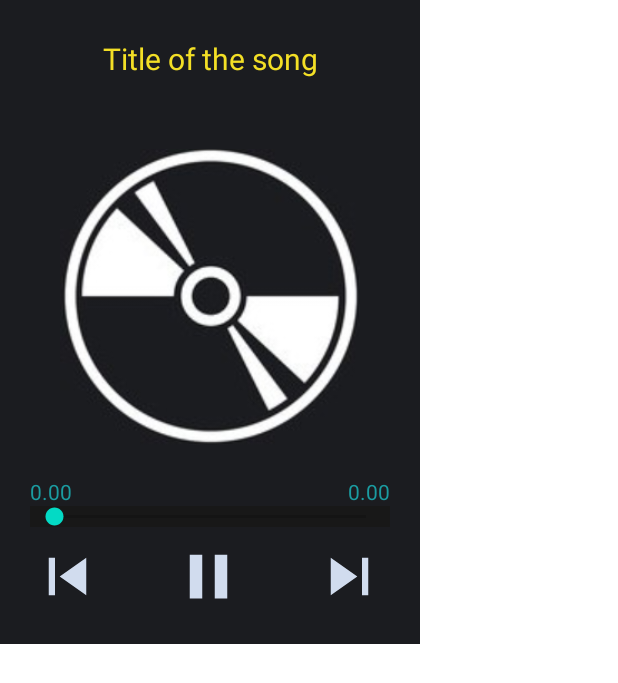
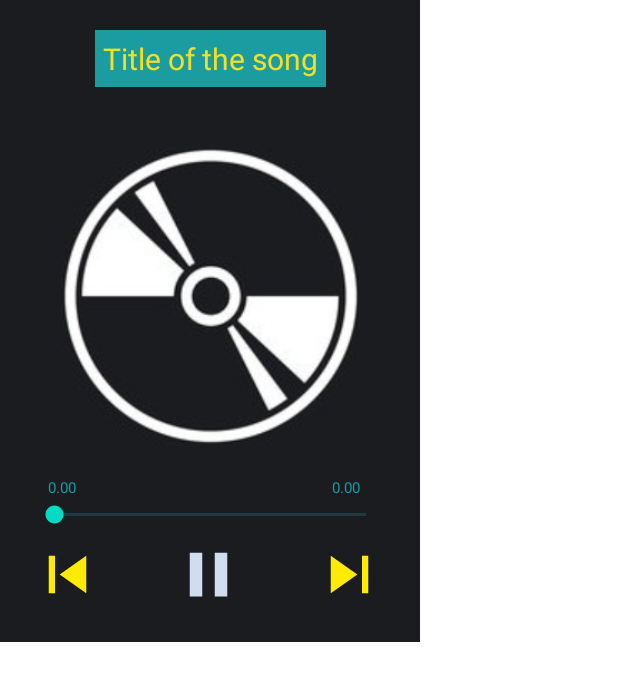
Before and after one commit to LCB2021029-Badri/sensory-music, an Android app: the layout activity_music_player.xml on its own in the app's theme, with its tools: preview values and no code run, on a phone screen of 412 x 824 dp. Shown: the top 683 px of the screen. Run offline under Robolectric (Android 15) with nearby library versions, the phone set to English and light mode, and no system bars.

Commit message:
UI perfect

```diff
--- a/app/src/main/res/drawable/icon_next.xml
+++ b/app/src/main/res/drawable/icon_next.xml
@@ -1,4 +1,4 @@
-<vector android:height="24dp" android:tint="#D1DCEE"
+<vector android:height="24dp" android:tint="#FFEA02"
     android:viewportHeight="24" android:viewportWidth="24"
     android:width="24dp" xmlns:android="http://schemas.android.com/apk/res/android">
     <path android:fillColor="@android:color/white" android:pathData="M6,18l8.5,-6L6,6v12zM16,6v12h2V6h-2z"/>
--- a/app/src/main/res/drawable/icon_previous.xml
+++ b/app/src/main/res/drawable/icon_previous.xml
@@ -1,4 +1,4 @@
-<vector android:height="24dp" android:tint="#D1DCEE"
+<vector android:height="24dp" android:tint="#FFEA02"
     android:viewportHeight="24" android:viewportWidth="24"
     android:width="24dp" xmlns:android="http://schemas.android.com/apk/res/android">
     <path android:fillColor="@android:color/white" android:pathData="M6,6h2v12L6,18zM9.5,12l8.5,6L18,6z"/>
--- a/app/src/main/res/layout/activity_main.xml
+++ b/app/src/main/res/layout/activity_main.xml
@@ -10,13 +10,13 @@
 
     <TextView
         android:id="@+id/songs_text"
-        android:layout_width="wrap_content"
+        android:layout_width="match_parent"
         android:layout_height="wrap_content"
         android:textColor="@color/skin"
         android:text="SENSOR  MUSIC  : "
         android:layout_marginStart="5dp"
         android:layout_marginTop="5dp"
-        android:background="@color/blood"
+        android:background="@color/mainSkin"
         android:textSize="24dp"
         android:textStyle="bold"
         android:layout_alignParentLeft="true"
--- a/app/src/main/res/layout/activity_music_player.xml
+++ b/app/src/main/res/layout/activity_music_player.xml
@@ -16,6 +16,7 @@
         android:padding="5dp"
         android:singleLine="true"
         android:text="Title of the song"
+        android:background="@color/mainSkin"
         android:textColor="@color/skin"
         android:textSize="20sp"
         app:layout_constraintEnd_toEndOf="parent"
@@ -40,10 +41,11 @@
         android:id="@+id/seek_bar"
         android:layout_width="240dp"
         android:layout_height="14dp"
-        android:background="@color/greyfg"
-        android:backgroundTint="@color/greybg"
+        android:layout_marginTop="4dp"
+        android:progressTint="@color/skin"
+        android:progressBackgroundTint="@color/mainSkin"
         app:layout_constraintEnd_toEndOf="@+id/total_time"
-        app:layout_constraintHorizontal_bias="0.0"
+        app:layout_constraintHorizontal_bias="0.375"
         app:layout_constraintStart_toStartOf="@+id/current_time"
         app:layout_constraintTop_toBottomOf="@+id/current_time" />
 
@@ -51,8 +53,10 @@
         android:id="@+id/current_time"
         android:layout_width="wrap_content"
         android:layout_height="wrap_content"
+        android:layout_marginStart="12dp"
         android:text="0.00"
         android:textColor="@color/mainSkin"
+        android:textSize="10sp"
         app:layout_constraintStart_toStartOf="@+id/music_icon_big"
         app:layout_constraintTop_toBottomOf="@+id/music_icon_big" />
 
@@ -71,8 +75,10 @@
         android:id="@+id/total_time"
         android:layout_width="wrap_content"
         android:layout_height="wrap_content"
+        android:layout_marginEnd="20dp"
         android:text="0.00"
         android:textColor="@color/mainSkin"
+        android:textSize="10sp"
         app:layout_constraintEnd_toEndOf="@+id/music_icon_big"
         app:layout_constraintTop_toBottomOf="@+id/music_icon_big" />
 
--- a/app/src/main/res/values/themes.xml
+++ b/app/src/main/res/values/themes.xml
@@ -16,23 +16,23 @@
 
     <!-- any of these two themes of smaller activity on another -->
 
-    <style name="DialogActivity" parent="Theme.AppCompat.Light.Dialog">
-        <item name="android:windowFrame">@null</item>
-        <item name="android:windowNoTitle">true</item>
-        <item name="android:windowIsFloating">true</item>
-        <item name="windowActionBar">false</item>
-        <item name="windowNoTitle">true</item>
+<!--    <style name="DialogActivity" parent="Theme.AppCompat.Light.Dialog">-->
+<!--        <item name="android:windowFrame">@null</item>-->
+<!--        <item name="android:windowNoTitle">true</item>-->
+<!--        <item name="android:windowIsFloating">true</item>-->
+<!--        <item name="windowActionBar">false</item>-->
+<!--        <item name="windowNoTitle">true</item>-->
+<!--        <item name="android:windowContentOverlay">@null</item>-->
+<!--    </style>-->
+
+
+    <style name="DialogActivity" parent="Theme.MaterialComponents.DayNight.NoActionBar">
+        <item name="android:windowBackground">@android:color/transparent</item>
+        <item name="android:windowIsTranslucent">true</item>
         <item name="android:windowContentOverlay">@null</item>
+        <item name="android:state_window_focused">true</item>
+        <item name="android:backgroundDimEnabled">true</item>
     </style>
 
 
-<!--    <style name="DialogActivity" parent="Theme.MaterialComponents.DayNight.NoActionBar">-->
-<!--        <item name="android:windowBackground">@android:color/transparent</item>-->
-<!--        <item name="android:windowIsTranslucent">true</item>-->
-<!--        <item name="android:windowContentOverlay">@null</item>-->
-<!--        <item name="android:state_window_focused">true</item>-->
-<!--        <item name="android:backgroundDimEnabled">true</item>-->
-<!--    </style>-->
-
-
 </resources>
```
